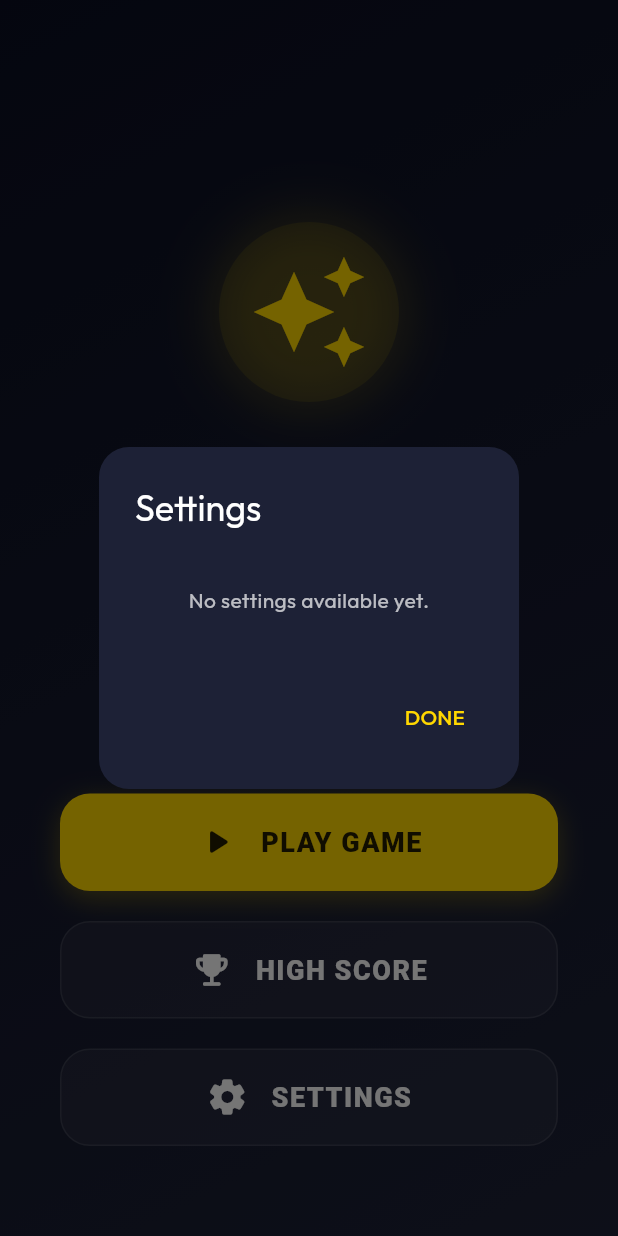
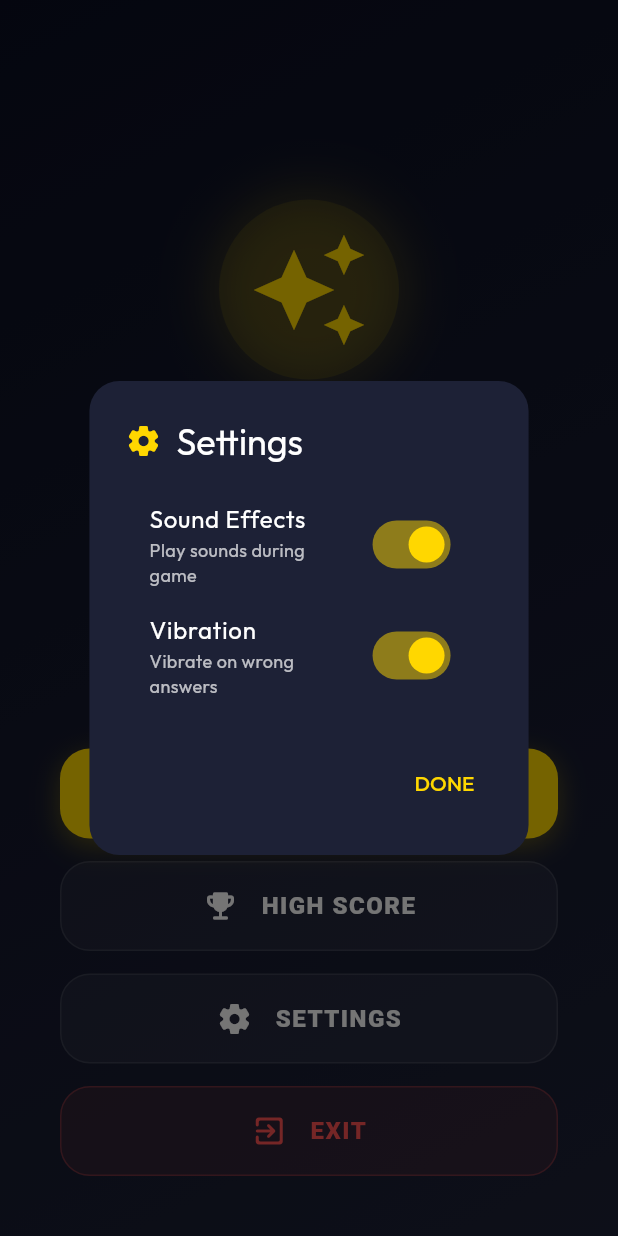
Before and after one commit to ARDYaliansah/GameQuiz_uas, a Flutter app: the screen it shows after launch, after a tap on "SETTINGS", on a phone screen of 412 x 824 dp. Run offline on Flutter 3.47's test engine with Material 3 defaults, Android fonts, the phone set to English and light mode, and no system bars; our stand-ins replace audioplayers, google_fonts, shared_preferences, vibration.

Commit message:
menambahkan efek suara

```diff
--- /dev/null
+++ b/lib/data/services/audio_service.dart
@@ -0,0 +1,82 @@
+import 'package:audioplayers/audioplayers.dart';
+import 'package:vibration/vibration.dart';
+import 'package:shared_preferences/shared_preferences.dart';
+
+class AudioService {
+  static final AudioService _instance = AudioService._internal();
+  factory AudioService() => _instance;
+  AudioService._internal();
+
+  final AudioPlayer _musicPlayer = AudioPlayer();
+  final AudioPlayer _effectPlayer = AudioPlayer();
+
+  bool _isSoundEnabled = true;
+  bool _isVibrationEnabled = true;
+
+  bool get isSoundEnabled => _isSoundEnabled;
+  bool get isVibrationEnabled => _isVibrationEnabled;
+
+  Future<void> init() async {
+    final prefs = await SharedPreferences.getInstance();
+    _isSoundEnabled = prefs.getBool('sound_enabled') ?? true;
+    _isVibrationEnabled = prefs.getBool('vibration_enabled') ?? true;
+
+    _musicPlayer.setReleaseMode(ReleaseMode.loop);
+  }
+
+  Future<void> toggleSound(bool enabled) async {
+    _isSoundEnabled = enabled;
+    final prefs = await SharedPreferences.getInstance();
+    await prefs.setBool('sound_enabled', enabled);
+
+    if (!enabled) {
+      await stopBackgroundMusic();
+    } else {
+      // If we are in a screen that needs music, it should be started by that screen
+    }
+  }
+
+  Future<void> toggleVibration(bool enabled) async {
+    _isVibrationEnabled = enabled;
+    final prefs = await SharedPreferences.getInstance();
+    await prefs.setBool('vibration_enabled', enabled);
+  }
+
+  Future<void> playBackgroundMusic() async {
+    if (!_isSoundEnabled) return;
+    try {
+      await _musicPlayer.play(AssetSource('sounds/background.wav'), volume: 0.3);
+    } catch (e) {
+      print("Error playing background music: $e");
+    }
+  }
+
+  Future<void> stopBackgroundMusic() async {
+    await _musicPlayer.stop();
+  }
+
+  Future<void> playCorrectSound() async {
+    if (!_isSoundEnabled) return;
+    try {
+      await _effectPlayer.play(AssetSource('sounds/correct.wav'));
+    } catch (e) {
+      print("Error playing correct sound: $e");
+    }
+  }
+
+  Future<void> playWrongSound() async {
+    if (!_isSoundEnabled) return;
+    try {
+      await _effectPlayer.play(AssetSource('sounds/wrong.wav'));
+    } catch (e) {
+      print("Error playing wrong sound: $e");
+    }
+  }
+
+  Future<void> vibrate() async {
+    if (!_isVibrationEnabled) return;
+    if (await Vibration.hasVibrator() ?? false) {
+      Vibration.vibrate(duration: 500);
+    }
+  }
+}
--- a/lib/main.dart
+++ b/lib/main.dart
@@ -2,13 +2,19 @@ import 'package:flutter/material.dart';
 import 'package:provider/provider.dart';
 import 'package:google_fonts/google_fonts.dart';
 import 'providers/quiz_provider.dart';
+import 'providers/settings_provider.dart';
+import 'data/services/audio_service.dart';
 import 'ui/screens/splash_screen.dart';
 
 void main() async {
   WidgetsFlutterBinding.ensureInitialized();
+  await AudioService().init();
   runApp(
     MultiProvider(
-      providers: [ChangeNotifierProvider(create: (_) => QuizProvider())],
+      providers: [
+        ChangeNotifierProvider(create: (_) => QuizProvider()),
+        ChangeNotifierProvider(create: (_) => SettingsProvider()),
+      ],
       child: const QuizGameApp(),
     ),
   );
--- /dev/null
+++ b/lib/providers/settings_provider.dart
@@ -0,0 +1,19 @@
+import 'package:flutter/material.dart';
+import '../data/services/audio_service.dart';
+
+class SettingsProvider with ChangeNotifier {
+  final AudioService _audioService = AudioService();
+
+  bool get isSoundEnabled => _audioService.isSoundEnabled;
+  bool get isVibrationEnabled => _audioService.isVibrationEnabled;
+
+  Future<void> toggleSound(bool value) async {
+    await _audioService.toggleSound(value);
+    notifyListeners();
+  }
+
+  Future<void> toggleVibration(bool value) async {
+    await _audioService.toggleVibration(value);
+    notifyListeners();
+  }
+}
--- a/lib/ui/screens/home_screen.dart
+++ b/lib/ui/screens/home_screen.dart
@@ -1,7 +1,11 @@
+import 'dart:io';
 import 'package:flutter/material.dart';
+import 'package:flutter/services.dart';
+import 'package:provider/provider.dart';
+import 'package:google_fonts/google_fonts.dart';
 import 'category_screen.dart';
 import '../../data/services/storage_service.dart';
-import 'package:google_fonts/google_fonts.dart';
+import '../../providers/settings_provider.dart';
 
 class HomeScreen extends StatefulWidget {
   const HomeScreen({super.key});
@@ -47,7 +51,7 @@ class _HomeScreenState extends State<HomeScreen> {
                       const Color(0xFFFFD700),
                       () => Navigator.push(context, MaterialPageRoute(builder: (context) => const CategoryScreen())),
                     ),
-                    const SizedBox(height: 20),
+                    const SizedBox(height: 15),
                     _buildMenuButton(
                       context,
                       'HIGH SCORE',
@@ -60,7 +64,7 @@ class _HomeScreenState extends State<HomeScreen> {
                         }
                       },
                     ),
-                    const SizedBox(height: 20),
+                    const SizedBox(height: 15),
                     _buildMenuButton(
                       context,
                       'SETTINGS',
@@ -68,10 +72,18 @@ class _HomeScreenState extends State<HomeScreen> {
                       const Color(0xFFE0E0E0),
                       () => _showSettingsDialog(context),
                     ),
+                    const SizedBox(height: 15),
+                    _buildMenuButton(
+                      context,
+                      'EXIT',
+                      Icons.exit_to_app_rounded,
+                      const Color(0xFFFF5252),
+                      () => _showExitConfirmation(context),
+                    ),
                   ],
                 ),
               ),
-              const SizedBox(height: 60),
+              const SizedBox(height: 40),
             ],
           ),
         ),
@@ -86,10 +98,10 @@ class _HomeScreenState extends State<HomeScreen> {
           padding: const EdgeInsets.all(20),
           decoration: BoxDecoration(
             shape: BoxShape.circle,
-            color: const Color(0xFFFFD700).withValues(alpha: 0.1),
+            color: const Color(0xFFFFD700).withOpacity(0.1),
             boxShadow: [
               BoxShadow(
-                color: const Color(0xFFFFD700).withValues(alpha: 0.2),
+                color: const Color(0xFFFFD700).withOpacity(0.2),
                 blurRadius: 30,
                 spreadRadius: 5,
               ),
@@ -122,14 +134,15 @@ class _HomeScreenState extends State<HomeScreen> {
 
   Widget _buildMenuButton(BuildContext context, String title, IconData icon, Color color, VoidCallback onTap) {
     bool isPrimary = title == 'PLAY GAME';
+    bool isExit = title == 'EXIT';
     return Container(
       width: double.infinity,
-      height: 65,
+      height: 60,
       decoration: BoxDecoration(
         borderRadius: BorderRadius.circular(20),
         boxShadow: isPrimary ? [
           BoxShadow(
-            color: color.withValues(alpha: 0.3),
+            color: color.withOpacity(0.3),
             blurRadius: 15,
             offset: const Offset(0, 5),
           ),
@@ -138,22 +151,22 @@ class _HomeScreenState extends State<HomeScreen> {
       child: ElevatedButton(
         onPressed: onTap,
         style: ElevatedButton.styleFrom(
-          backgroundColor: isPrimary ? color : Colors.white.withValues(alpha: 0.05),
-          foregroundColor: isPrimary ? Colors.black87 : Colors.white,
+          backgroundColor: isPrimary ? color : isExit ? color.withOpacity(0.1) : Colors.white.withOpacity(0.05),
+          foregroundColor: isPrimary ? Colors.black87 : isExit ? color : Colors.white,
           elevation: 0,
           shape: RoundedRectangleBorder(
             borderRadius: BorderRadius.circular(20),
-            side: isPrimary ? BorderSide.none : BorderSide(color: Colors.white.withValues(alpha: 0.1)),
+            side: isPrimary ? BorderSide.none : BorderSide(color: isExit ? color.withOpacity(0.3) : Colors.white.withOpacity(0.1)),
           ),
         ),
         child: Row(
           mainAxisAlignment: MainAxisAlignment.center,
           children: [
-            Icon(icon, size: 28),
+            Icon(icon, size: 24),
             const SizedBox(width: 15),
             Text(
               title,
-              style: const TextStyle(fontWeight: FontWeight.w800, fontSize: 18, letterSpacing: 1),
+              style: const TextStyle(fontWeight: FontWeight.w800, fontSize: 16, letterSpacing: 1),
             ),
           ],
         ),
@@ -190,20 +203,33 @@ class _HomeScreenState extends State<HomeScreen> {
   void _showSettingsDialog(BuildContext context) {
     showDialog(
       context: context,
-      builder: (context) => StatefulBuilder(
-        builder: (context, setState) => AlertDialog(
+      builder: (context) => Consumer<SettingsProvider>(
+        builder: (context, settings, child) => AlertDialog(
           backgroundColor: const Color(0xFF1D2136),
           shape: RoundedRectangleBorder(borderRadius: BorderRadius.circular(20)),
-          title: const Text('Settings', style: TextStyle(color: Colors.white)),
-          content: const Column(
+          title: const Row(
+            children: [
+              Icon(Icons.settings_rounded, color: Color(0xFFFFD700)),
+              SizedBox(width: 10),
+              Text('Settings', style: TextStyle(color: Colors.white)),
+            ],
+          ),
+          content: Column(
             mainAxisSize: MainAxisSize.min,
             children: [
-              Padding(
-                padding: EdgeInsets.symmetric(vertical: 20),
-                child: Text(
-                  'No settings available yet.',
-                  style: TextStyle(color: Colors.white70),
-                ),
+              SwitchListTile(
+                title: const Text('Sound Effects', style: TextStyle(color: Colors.white)),
+                subtitle: const Text('Play sounds during game', style: TextStyle(color: Colors.white70, fontSize: 12)),
+                value: settings.isSoundEnabled,
+                activeColor: const Color(0xFFFFD700),
+                onChanged: (value) => settings.toggleSound(value),
+              ),
+              SwitchListTile(
+                title: const Text('Vibration', style: TextStyle(color: Colors.white)),
+                subtitle: const Text('Vibrate on wrong answers', style: TextStyle(color: Colors.white70, fontSize: 12)),
+                value: settings.isVibrationEnabled,
+                activeColor: const Color(0xFFFFD700),
+                onChanged: (value) => settings.toggleVibration(value),
               ),
             ],
           ),
@@ -217,4 +243,33 @@ class _HomeScreenState extends State<HomeScreen> {
       ),
     );
   }
+
+  void _showExitConfirmation(BuildContext context) {
+    showDialog(
+      context: context,
+      builder: (context) => AlertDialog(
+        backgroundColor: const Color(0xFF1D2136),
+        shape: RoundedRectangleBorder(borderRadius: BorderRadius.circular(20)),
+        title: const Text('Exit Game', style: TextStyle(color: Colors.white)),
+        content: const Text('Are you sure you want to exit the game?', style: TextStyle(color: Colors.white70)),
+        actions: [
+          TextButton(
+            onPressed: () => Navigator.pop(context),
+            child: const Text('CANCEL', style: TextStyle(color: Colors.white60)),
+          ),
+          ElevatedButton(
+            onPressed: () {
+              if (Platform.isAndroid || Platform.isIOS) {
+                SystemNavigator.pop();
+              } else {
+                exit(0);
+              }
+            },
+            style: ElevatedButton.styleFrom(backgroundColor: const Color(0xFFFF5252), foregroundColor: Colors.white),
+            child: const Text('EXIT'),
+          ),
+        ],
+      ),
+    );
+  }
 }
--- a/lib/ui/screens/splash_screen.dart
+++ b/lib/ui/screens/splash_screen.dart
@@ -45,10 +45,10 @@ class _SplashScreenState extends State<SplashScreen> {
                 padding: const EdgeInsets.all(25),
                 decoration: BoxDecoration(
                   shape: BoxShape.circle,
-                  color: const Color(0xFFFFD700).withValues(alpha: 0.1),
+                  color: const Color(0xFFFFD700).withOpacity(0.1),
                   boxShadow: [
                     BoxShadow(
-                      color: const Color(0xFFFFD700).withValues(alpha: 0.15),
+                      color: const Color(0xFFFFD700).withOpacity(0.15),
                       blurRadius: 40,
                       spreadRadius: 10,
                     ),
@@ -77,7 +77,7 @@ class _SplashScreenState extends State<SplashScreen> {
                   fontSize: 14,
                   fontWeight: FontWeight.w400,
                   letterSpacing: 8,
-                  color: const Color(0xFFFFD700).withValues(alpha: 0.6),
+                  color: const Color(0xFFFFD700).withOpacity(0.6),
                 ),
               ),
               const SizedBox(height: 60),
--- a/pubspec.yaml
+++ b/pubspec.yaml
@@ -36,6 +36,8 @@ dependencies:
   shared_preferences: ^2.2.2
   google_fonts: ^6.2.1
   animations: ^2.0.11
+  audioplayers: ^5.2.1
+  vibration: ^2.0.1
 
 dev_dependencies:
   flutter_test:
@@ -49,6 +51,7 @@ flutter:
   assets:
     - assets/images/
     - assets/data/
+    - assets/sounds/
 
 
   # To add assets to your application, add an assets section, like this:
```
Also changed, not shown: lib/providers/quiz_provider.dart (+14 -0 lines), lib/ui/screens/category_screen.dart (+6 -6 lines), lib/ui/screens/level_screen.dart (+4 -4 lines), lib/ui/screens/quiz_screen.dart (+41 -10 lines), lib/ui/screens/result_screen.dart (+8 -8 lines), pubspec.lock, 8 other files.
